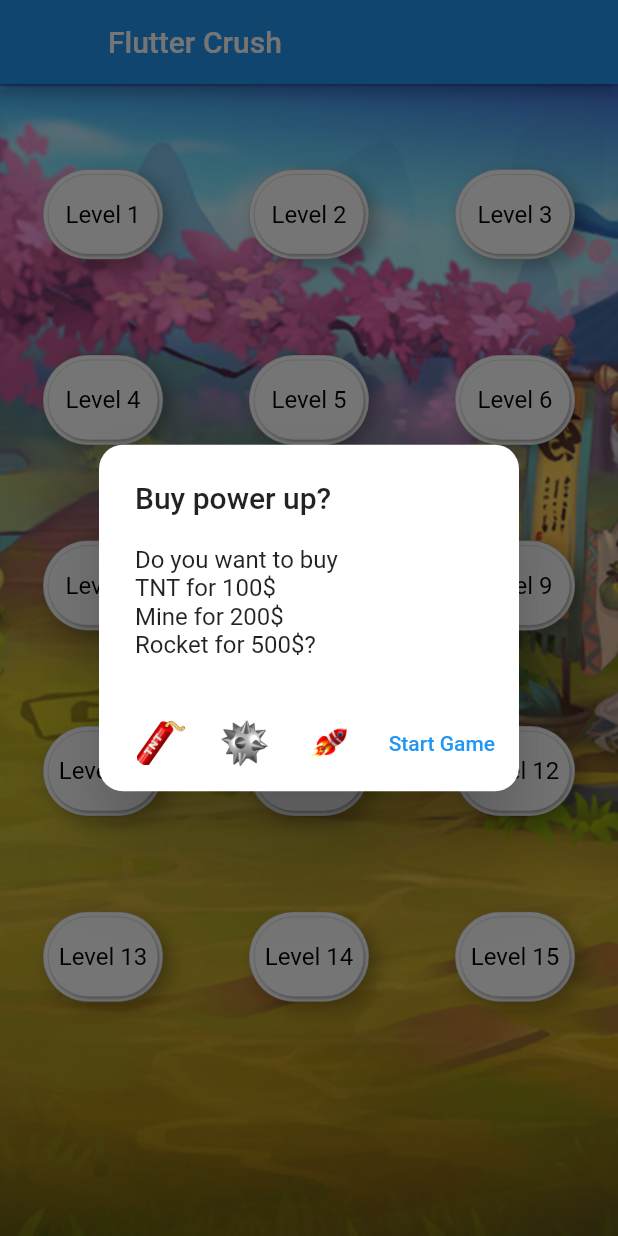
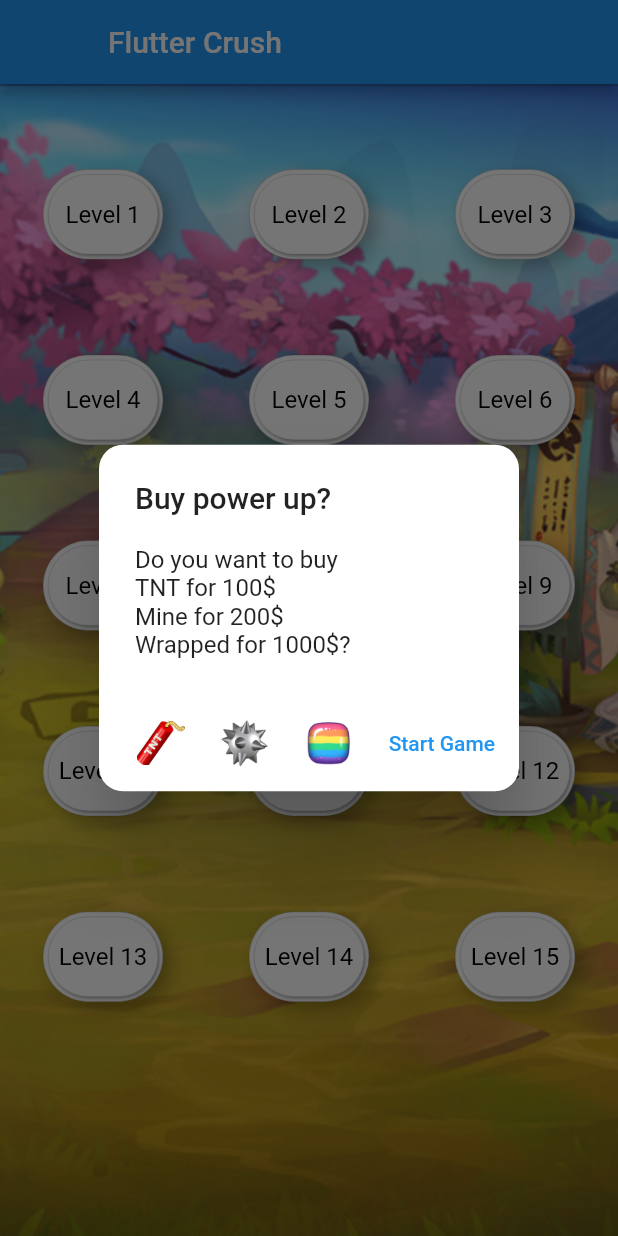
Before and after one commit to felpower/Projekt2_Flutter_Crush, a Flutter app: the screen it shows after launch, after a tap on an icon or button, on a phone screen of 412 x 824 dp. Run offline on Flutter 3.47's test engine with Material 2 defaults, Android fonts, the phone set to English and light mode, and no system bars; our stand-ins replace appwrite, audioplayers, flutter_bloc, flutter_local_notifications, rxdart, shared_preferences and 2 more; network calls fail.

Commit message:
fixed bad placement for power Ups due to level design

```diff
--- a/lib/controllers/game_controller.dart
+++ b/lib/controllers/game_controller.dart
@@ -127,11 +127,11 @@ class GameController {
           powerUpTile = TileType.bomb;
         } else if (powerUp == "tnt") {
           powerUpTile = TileType.flare;
-        } else if (powerUp == "rocket") {
-          powerUpTile = TileType.fireball;
+        } else if (powerUp == "wrapped") {
+          powerUpTile = TileType.wrapped;
         }
-        powerUpRow = random.nextInt(level.numberOfRows);
-        powerUpCol = random.nextInt(level.numberOfCols);
+        powerUpRow = 1 + random.nextInt(level.numberOfRows - 2);
+        powerUpCol = 1 + random.nextInt(level.numberOfCols - 2);
       }
 
       //
--- a/lib/game_widgets/game_level_button.dart
+++ b/lib/game_widgets/game_level_button.dart
@@ -1,3 +1,5 @@
+import 'dart:math';
+
 import 'package:bachelor_flutter_crush/bloc/reporting_bloc/reporting_event.dart';
 import 'package:bachelor_flutter_crush/bloc/user_state_bloc/coins_bloc/coin_bloc.dart';
 import 'package:bachelor_flutter_crush/bloc/user_state_bloc/coins_bloc/coin_event.dart';
@@ -30,10 +32,10 @@ class GameLevelButton extends StatelessWidget {
   final double width;
   final double height;
   final double borderRadius;
-  final price = 500;
+  final lvlPrice = 500;
   final tntPrice = 100;
   final minePrice = 200;
-  final rocketPrice = 500;
+  final wrappedPrice = 1000;
 
   @override
   Widget build(BuildContext context) {
@@ -55,7 +57,6 @@ class GameLevelButton extends StatelessWidget {
             ? showBuyLevelDialog(levelBloc, coinBloc, context)
             : showBuyPowerUpDialog(
                 reportingBloc, gameBloc, levelBloc, coinBloc, context);
-        // : await openGame(reportingBloc, gameBloc, context);
       },
       child: Center(
         child: Padding(
@@ -136,7 +137,7 @@ class GameLevelButton extends StatelessWidget {
         builder: (BuildContext context) => AlertDialog(
               title: const Text('Buy power up?'),
               content: Text(
-                  'Do you want to buy \nTNT for $tntPrice\$ \nMine for $minePrice\$ \nRocket for $rocketPrice\$?'),
+                  'Do you want to buy \nTNT for $tntPrice\$ \nMine for $minePrice\$ \nWrapped for $wrappedPrice\$?'),
               elevation: 24,
               shape: const RoundedRectangleBorder(
                   borderRadius: BorderRadius.all(Radius.circular(16))),
@@ -150,9 +151,9 @@ class GameLevelButton extends StatelessWidget {
                     onPressed: () => buyPowerUp("mine", minePrice, coinBloc,
                         reportingBloc, gameBloc, context)),
                 IconButton(
-                    icon: Image.asset('assets/images/bombs/rocket.png'),
-                    onPressed: () => buyPowerUp("rocket", rocketPrice, coinBloc,
-                        reportingBloc, gameBloc, context)),
+                    icon: Image.asset('assets/images/bombs/multi_color.png'),
+                    onPressed: () => buyPowerUp("wrapped", wrappedPrice,
+                        coinBloc, reportingBloc, gameBloc, context)),
                 TextButton(
                   onPressed: () => buyPowerUp(
                       "nothing", 0, coinBloc, reportingBloc, gameBloc, context),
@@ -202,8 +203,8 @@ class GameLevelButton extends StatelessWidget {
         builder: (BuildContext context) => coinBloc.state.amount >= 500
             ? AlertDialog(
                 title: Text('Unlock level $levelNumber'),
-                content:
-                    Text('Do you want to buy level $levelNumber for $price\$?'),
+                content: Text(
+                    'Do you want to buy level $levelNumber for $lvlPrice\$?'),
                 elevation: 24,
                 shape: const RoundedRectangleBorder(
                     borderRadius: BorderRadius.all(Radius.circular(16))),
@@ -236,7 +237,7 @@ class GameLevelButton extends StatelessWidget {
 
   void buyLevel(CoinBloc coinBloc, LevelBloc levelBloc, String text,
       BuildContext context) {
-    coinBloc.add(RemoveCoinsEvent(price));
+    coinBloc.add(RemoveCoinsEvent(lvlPrice));
     levelBloc.add(AddLevelEvent(levelNumber));
     Navigator.pop(context, 'OK');
   }
--- a/lib/services/local_notification_service.dart
+++ b/lib/services/local_notification_service.dart
@@ -110,7 +110,7 @@ class LocalNotificationService {
         await flutterLocalNotificationsPlugin.zonedSchedule(
             Random().nextInt(10000),
             'Flutter Crush',
-            'You just got passed by User Best Player Ever, play now to pass him again!',
+            'You just got passed on the HighScore, play now to pass him again!',
             tz.TZDateTime.now(tz.local).add(const Duration(minutes: 10)),
             createNotificationDetails(),
             androidAllowWhileIdle: true,
```
